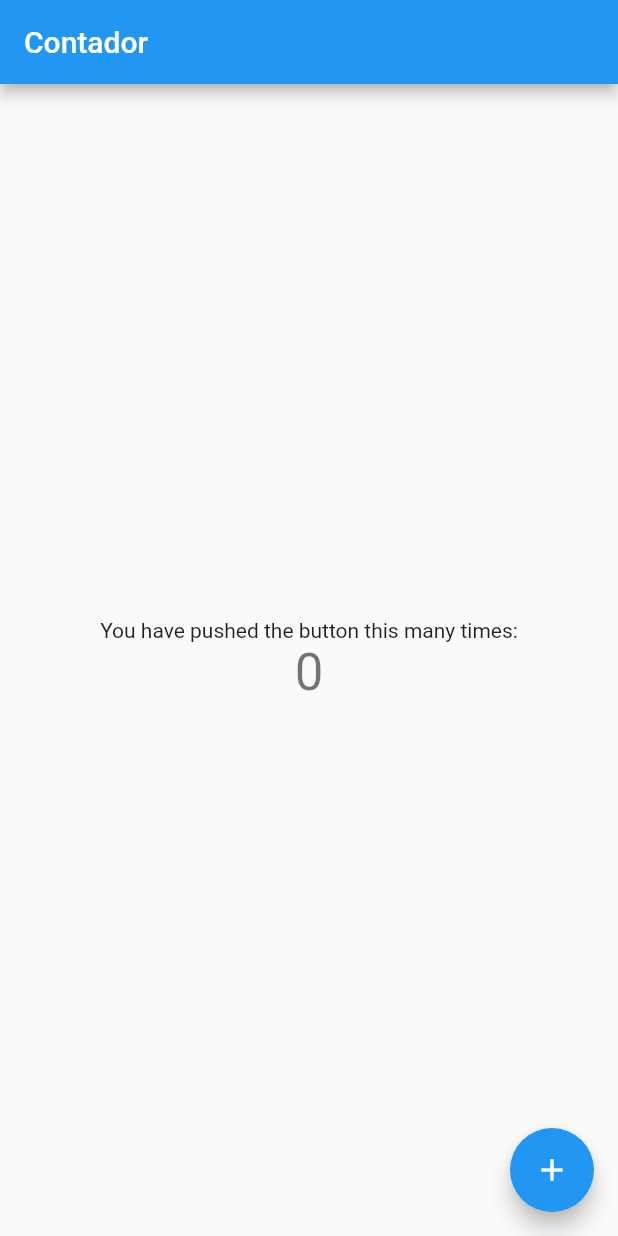
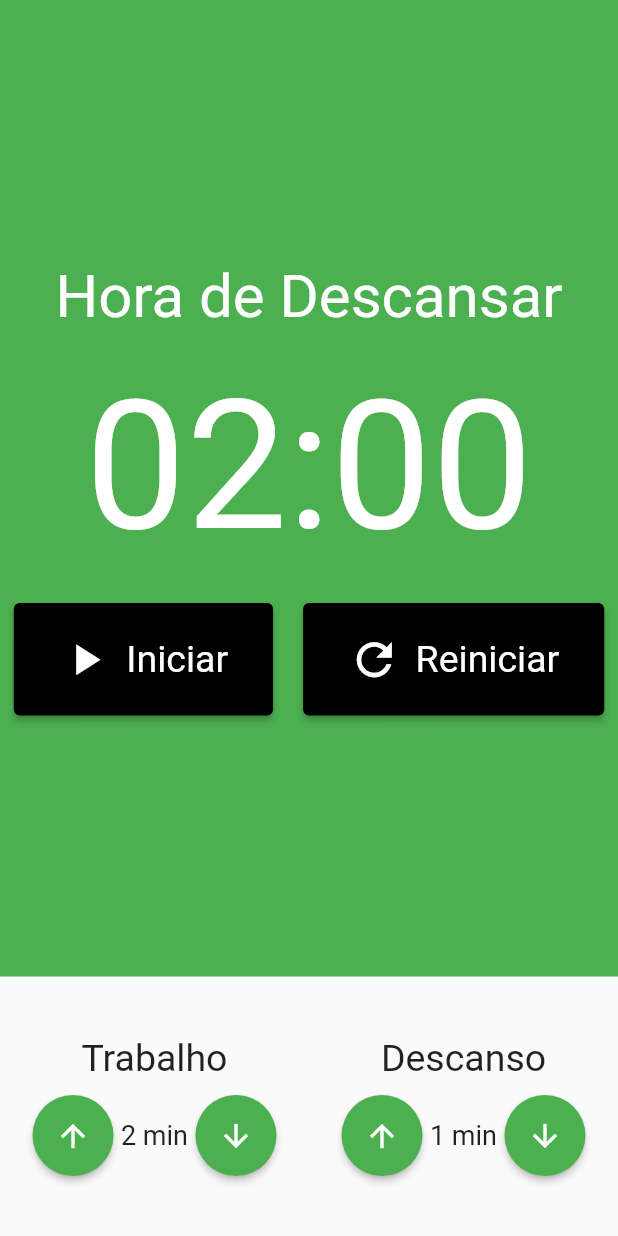
Before and after one commit to kauantorrisi/pomodoro_app, a Flutter app: the screen it shows after launch, on a phone screen of 412 x 824 dp. Run offline on Flutter 3.47's test engine with Material 2 defaults, Android fonts, the phone set to English and light mode, and no system bars; our stand-ins replace flutter_mobx, mobx; generated files the repository leaves out were written again.

Commit message:
pomodoro widgets | store | view

```diff
--- a/lib/main.dart
+++ b/lib/main.dart
@@ -1,6 +1,7 @@
 import 'package:flutter/material.dart';
-import 'package:flutter_mobx/flutter_mobx.dart';
-import 'package:pomodoro_app/store/contador.store.dart';
+import 'package:pomodoro_app/views/Pomodoro/pomodoro.view.dart';
+import 'package:pomodoro_app/views/Pomodoro/store/pomodoro.store.dart';
+import 'package:provider/provider.dart';
 
 void main() {
   runApp(const MyApp());
@@ -11,47 +12,19 @@ class MyApp extends StatelessWidget {
 
   @override
   Widget build(BuildContext context) {
-    return MaterialApp(
-      title: 'Flutter Demo',
-      theme: ThemeData(
-        primarySwatch: Colors.blue,
-      ),
-      home: HomePage(),
-    );
-  }
-}
-
-class HomePage extends StatelessWidget {
-  HomePage({super.key});
-
-  final store = ContadorStore();
-
-  @override
-  Widget build(BuildContext context) {
-    return Scaffold(
-      appBar: AppBar(
-        title: const Text('Contador'),
-      ),
-      body: Center(
-        child: Column(
-          mainAxisAlignment: MainAxisAlignment.center,
-          children: <Widget>[
-            const Text(
-              'You have pushed the button this many times:',
-            ),
-            Observer(
-              builder: (_) => Text(
-                '${store.contador}',
-                style: Theme.of(context).textTheme.headline4,
-              ),
-            ),
-          ],
+    return MultiProvider(
+      providers: [
+        Provider<PomodoroStore>(
+          create: ((context) => PomodoroStore()),
         ),
-      ),
-      floatingActionButton: FloatingActionButton(
-        onPressed: (() => store.incrementar()),
-        tooltip: 'Increment',
-        child: const Icon(Icons.add),
+      ],
+      child: MaterialApp(
+        debugShowCheckedModeBanner: false,
+        title: 'Pomodoro Timer',
+        theme: ThemeData(
+          primarySwatch: Colors.blue,
+        ),
+        home: PomodoroView(),
       ),
     );
   }
--- a/lib/store/contador.store.dart
+++ /dev/null
@@ -1,16 +0,0 @@
-// ignore_for_file: library_private_types_in_public_api
-
-import 'package:mobx/mobx.dart';
-part 'contador.store.g.dart';
-
-class ContadorStore = _ContadorStore with _$ContadorStore;
-
-abstract class _ContadorStore with Store {
-  @observable
-  int contador = 0;
-
-  @action
-  void incrementar() {
-    contador++;
-  }
-}
--- /dev/null
+++ b/lib/views/Pomodoro/pomodoro.view.dart
@@ -0,0 +1,51 @@
+import 'package:flutter/material.dart';
+import 'package:flutter_mobx/flutter_mobx.dart';
+import 'package:pomodoro_app/views/Pomodoro/store/pomodoro.store.dart';
+import 'package:pomodoro_app/views/Pomodoro/widgets/cronometroPomodoro.widget.dart';
+import 'package:pomodoro_app/views/Pomodoro/widgets/entradaTempo.widget.dart';
+import 'package:provider/provider.dart';
+
+class PomodoroView extends StatelessWidget {
+  PomodoroView({super.key});
+
+  @override
+  Widget build(BuildContext context) {
+    final store = Provider.of<PomodoroStore>(context);
+
+    return Scaffold(
+      body: Column(
+        crossAxisAlignment: CrossAxisAlignment.stretch,
+        children: [
+          const Expanded(
+            child: CronometroWidget(),
+          ),
+          Padding(
+              padding: const EdgeInsets.symmetric(vertical: 40),
+              child: Observer(
+                builder: (_) {
+                  return Row(
+                    mainAxisAlignment: MainAxisAlignment.spaceAround,
+                    children: [
+                      entradaTempoWidget(
+                        title: 'Trabalho',
+                        value: store.workTime,
+                        increment: () => store.incrementTimeWork(),
+                        decrement: () => store.decrementTimeWork(),
+                        color: store.isWorking() ? Colors.red : Colors.green,
+                      ),
+                      entradaTempoWidget(
+                        title: 'Descanso',
+                        value: store.restTime,
+                        increment: () => store.incrementTimeRest(),
+                        decrement: () => store.decrementTimeRest(),
+                        color: store.isWorking() ? Colors.red : Colors.green,
+                      ),
+                    ],
+                  );
+                },
+              ))
+        ],
+      ),
+    );
+  }
+}
--- /dev/null
+++ b/lib/views/Pomodoro/store/pomodoro.store.dart
@@ -0,0 +1,75 @@
+import 'package:mobx/mobx.dart';
+part 'pomodoro.store.g.dart';
+
+class PomodoroStore = _PomodoroStore with _$PomodoroStore;
+
+enum IntervalType {
+  work,
+  rest,
+}
+
+abstract class _PomodoroStore with Store {
+  @observable
+  bool initiated = false;
+  @observable
+  int minutes = 2;
+  @observable
+  int seconds = 0;
+  @observable
+  int workTime = 2;
+  @observable
+  int restTime = 1;
+  @observable
+  IntervalType intervalType = IntervalType.rest;
+
+  @action
+  void start() {
+    initiated = true;
+  }
+
+  @action
+  void stop() {
+    initiated = false;
+  }
+
+  @action
+  void restart() {
+    initiated = false;
+  }
+
+  @action
+  void incrementTimeWork() {
+    workTime++;
+  }
+
+  @action
+  void decrementTimeWork() {
+    if (workTime == 0) {
+      return;
+    } else {
+      workTime--;
+    }
+  }
+
+  @action
+  void incrementTimeRest() {
+    restTime++;
+  }
+
+  @action
+  void decrementTimeRest() {
+    if (restTime == 0) {
+      return;
+    } else {
+      restTime--;
+    }
+  }
+
+  bool isWorking() {
+    return intervalType == IntervalType.work;
+  }
+
+  bool isResting() {
+    return intervalType == IntervalType.rest;
+  }
+}
--- /dev/null
+++ b/lib/views/Pomodoro/widgets/botaoCronometro.widget.dart
@@ -0,0 +1,39 @@
+import 'package:flutter/material.dart';
+
+class BotaoCronometroWidget extends StatelessWidget {
+  final String text;
+  final IconData icon;
+  void Function()? onPressed;
+
+  BotaoCronometroWidget({
+    super.key,
+    required this.text,
+    required this.icon,
+    this.onPressed,
+  });
+
+  @override
+  Widget build(BuildContext context) {
+    return ElevatedButton(
+      style: ElevatedButton.styleFrom(
+          backgroundColor: Colors.black,
+          padding: const EdgeInsets.symmetric(horizontal: 30, vertical: 20),
+          textStyle: const TextStyle(
+            fontSize: 25,
+          )),
+      onPressed: onPressed,
+      child: Row(
+        children: [
+          Padding(
+            padding: const EdgeInsets.only(right: 10),
+            child: Icon(
+              icon,
+              size: 35,
+            ),
+          ),
+          Text(text),
+        ],
+      ),
+    );
+  }
+}
--- /dev/null
+++ b/lib/views/Pomodoro/widgets/botaoEntradaTempo.widget.dart
@@ -0,0 +1,32 @@
+// ignore_for_file: must_be_immutable
+
+import 'package:flutter/material.dart';
+
+class BotaoEntradaTempoWidget extends StatelessWidget {
+  final IconData icon;
+  void Function()? onPressed;
+  Color? color;
+
+  BotaoEntradaTempoWidget({
+    super.key,
+    required this.icon,
+    required this.onPressed,
+    required this.color,
+  });
+
+  @override
+  Widget build(BuildContext context) {
+    return ElevatedButton(
+      style: ElevatedButton.styleFrom(
+        shape: const CircleBorder(),
+        padding: const EdgeInsets.all(15),
+        backgroundColor: color,
+      ),
+      onPressed: onPressed,
+      child: Icon(
+        icon,
+        color: Colors.white,
+      ),
+    );
+  }
+}
--- /dev/null
+++ b/lib/views/Pomodoro/widgets/cronometroPomodoro.widget.dart
@@ -0,0 +1,73 @@
+import 'package:flutter/material.dart';
+import 'package:flutter_mobx/flutter_mobx.dart';
+import 'package:pomodoro_app/views/Pomodoro/widgets/botaoCronometro.widget.dart';
+import 'package:provider/provider.dart';
+
+import '../store/pomodoro.store.dart';
+
+class CronometroWidget extends StatelessWidget {
+  const CronometroWidget({super.key});
+
+  @override
+  Widget build(BuildContext context) {
+    final store = Provider.of<PomodoroStore>(context);
+
+    return Container(
+      color: store.isWorking() ? Colors.red : Colors.green,
+      child: Column(
+        mainAxisAlignment: MainAxisAlignment.center,
+        children: [
+          Text(
+            store.isWorking() ? 'Hora de Trabalhar' : 'Hora de Descansar',
+            style: const TextStyle(
+              fontSize: 40,
+              color: Colors.white,
+            ),
+          ),
+          const SizedBox(height: 20),
+          Text(
+            '${store.minutes.toString().padLeft(2, '0')}:${store.seconds.toString().padLeft(2, '0')}',
+            style: const TextStyle(
+              fontSize: 120,
+              color: Colors.white,
+            ),
+          ),
+          const SizedBox(height: 20),
+          Observer(builder: (_) {
+            return Row(
+              mainAxisAlignment: MainAxisAlignment.center,
+              children: [
+                if (!store.initiated)
+                  Padding(
+                    padding: const EdgeInsets.only(right: 10),
+                    child: BotaoCronometroWidget(
+                      text: 'Iniciar',
+                      icon: Icons.play_arrow,
+                      onPressed: () => store.start(),
+                    ),
+                  ),
+                if (store.initiated)
+                  Padding(
+                    padding: const EdgeInsets.only(right: 10),
+                    child: BotaoCronometroWidget(
+                      text: 'Parar',
+                      icon: Icons.stop,
+                      onPressed: () => store.stop(),
+                    ),
+                  ),
+                Padding(
+                  padding: const EdgeInsets.only(left: 10),
+                  child: BotaoCronometroWidget(
+                    text: 'Reiniciar',
+                    icon: Icons.refresh,
+                    onPressed: () => store.restart(),
+                  ),
+                ),
+              ],
+            );
+          })
+        ],
+      ),
+    );
+  }
+}
--- /dev/null
+++ b/lib/views/Pomodoro/widgets/entradaTempo.widget.dart
@@ -0,0 +1,61 @@
+// ignore_for_file: camel_case_types
+import 'package:flutter/material.dart';
+import 'package:pomodoro_app/views/Pomodoro/store/pomodoro.store.dart';
+import 'package:pomodoro_app/views/Pomodoro/widgets/botaoEntradaTempo.widget.dart';
+import 'package:provider/provider.dart';
+
+class entradaTempoWidget extends StatelessWidget {
+  final String title;
+  final int value;
+  final void Function()? increment;
+  final void Function()? decrement;
+  Color? color;
+
+  entradaTempoWidget({
+    super.key,
+    required this.title,
+    required this.value,
+    required this.color,
+    this.increment,
+    this.decrement,
+  });
+
+  @override
+  Widget build(BuildContext context) {
+    final store = Provider.of<PomodoroStore>(context);
+
+    return Column(
+      crossAxisAlignment: CrossAxisAlignment.center,
+      children: [
+        Text(
+          title,
+          style: const TextStyle(
+            fontSize: 25,
+          ),
+        ),
+        const SizedBox(height: 10),
+        Row(
+          mainAxisAlignment: MainAxisAlignment.center,
+          children: [
+            BotaoEntradaTempoWidget(
+              icon: Icons.arrow_upward,
+              onPressed: increment,
+              color: color,
+            ),
+            Text(
+              '$value min',
+              style: const TextStyle(
+                fontSize: 18,
+              ),
+            ),
+            BotaoEntradaTempoWidget(
+              icon: Icons.arrow_downward,
+              onPressed: decrement,
+              color: color,
+            ),
+          ],
+        ),
+      ],
+    );
+  }
+}
```
Also changed, not shown: lib/store/contador.store.g.dart (deleted), lib/views/Pomodoro/store/pomodoro.store.g.dart (added).
